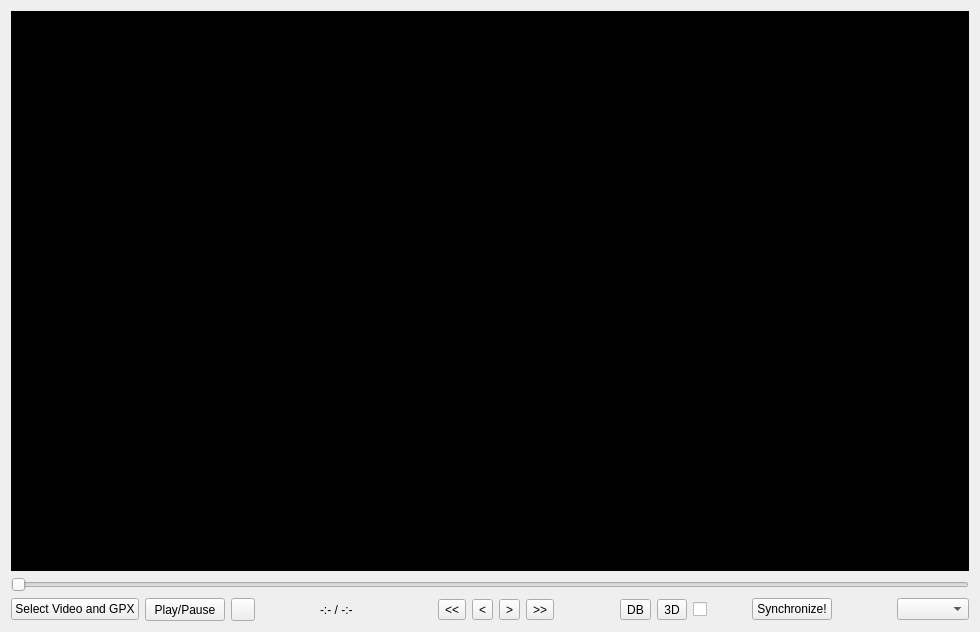
Above: Video_UAV_Tracker/vut_newproject.ui from sagost/Video_UAV_Tracker-3D before the change. Below: the same form after it.
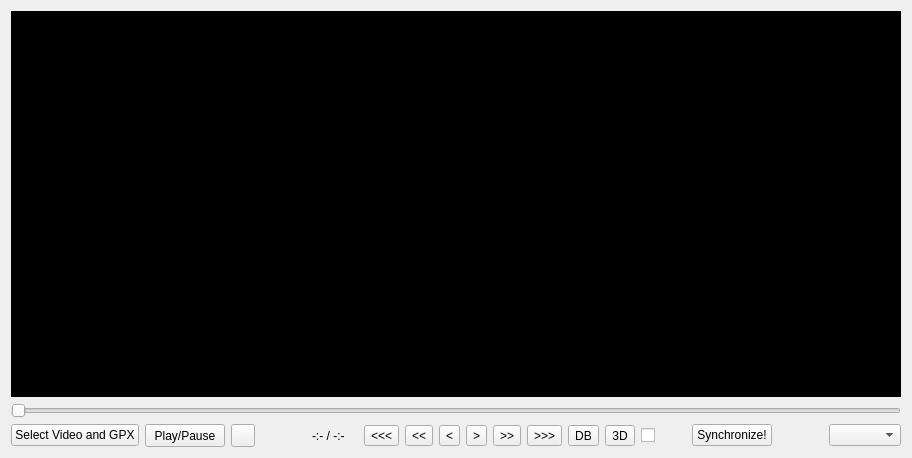
That is the form after the change. Icons and pictures are not drawn.

```diff
--- a/Video_UAV_Tracker/vut_newproject.ui
+++ b/Video_UAV_Tracker/vut_newproject.ui
@@ -6,8 +6,8 @@
    <rect>
     <x>0</x>
     <y>0</y>
-    <width>980</width>
-    <height>632</height>
+    <width>912</width>
+    <height>458</height>
    </rect>
   </property>
   <property name="windowTitle">
@@ -193,6 +193,26 @@
        </property>
       </widget>
      </item>
+     <item row="3" column="10">
+      <widget class="QToolButton" name="toolButton_5">
+       <property name="toolTip">
+        <string>&lt;html&gt;&lt;head/&gt;&lt;body&gt;&lt;p&gt;Next 60min&lt;/p&gt;&lt;/body&gt;&lt;/html&gt;</string>
+       </property>
+       <property name="text">
+        <string>&gt;&gt;&gt;</string>
+       </property>
+      </widget>
+     </item>
+     <item row="3" column="5">
+      <widget class="QToolButton" name="toolButton_6">
+       <property name="toolTip">
+        <string>&lt;html&gt;&lt;head/&gt;&lt;body&gt;&lt;p&gt;Previous 60min&lt;/p&gt;&lt;/body&gt;&lt;/html&gt;</string>
+       </property>
+       <property name="text">
+        <string>&lt;&lt;&lt;</string>
+       </property>
+      </widget>
+     </item>
     </layout>
    </item>
   </layout>
```
Left out of the diff: 31 changed lines with no effect on the pictures.
